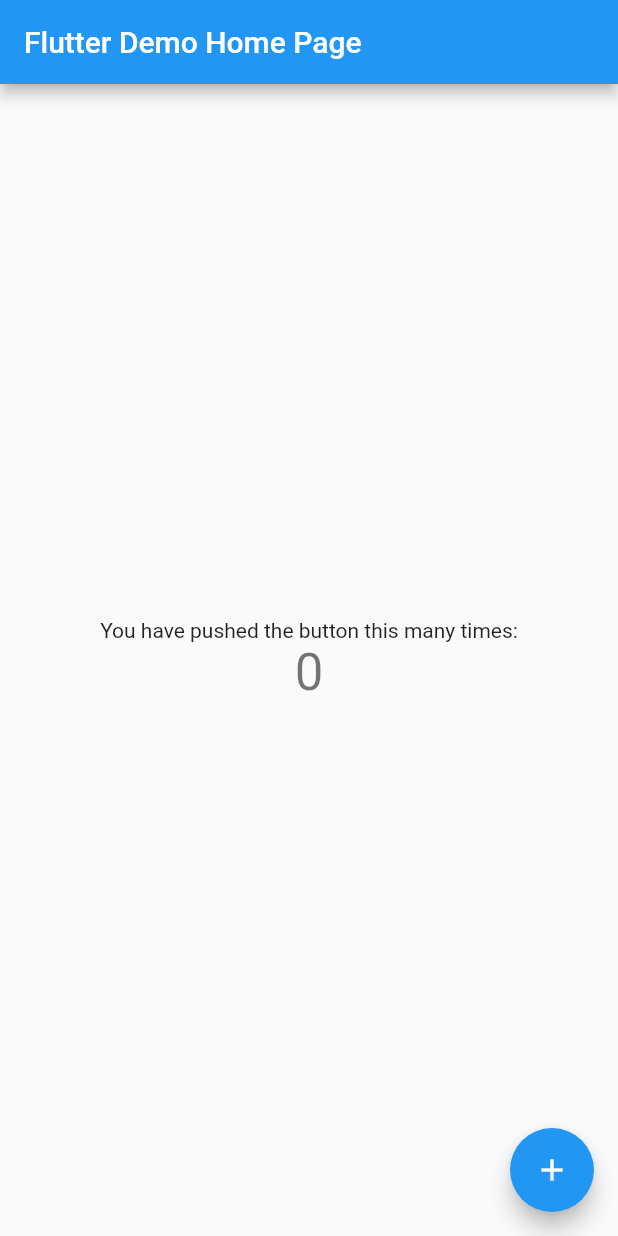
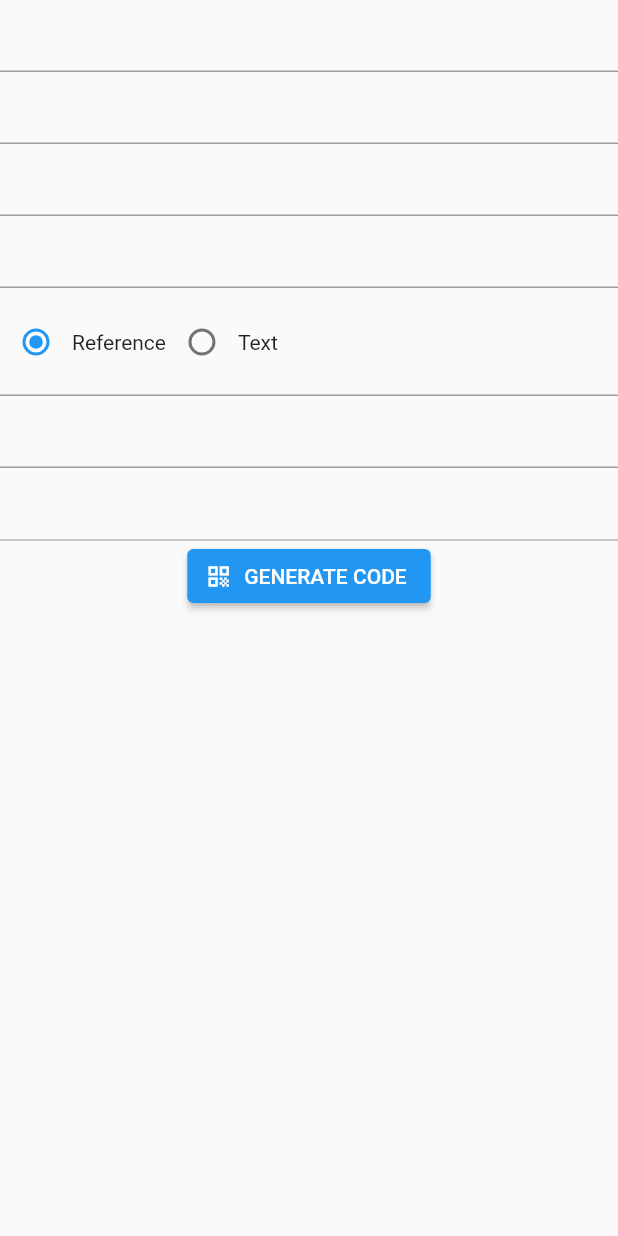
Before and after one commit to madmini/epc-qr, a Flutter app: the screen it shows after launch, on a phone screen of 412 x 824 dp. Run offline on Flutter 3.47's test engine with Material 2 defaults, Android fonts, the phone set to English and light mode, and no system bars; drawn by our look-alikes of flutter_form_builder; our stand-ins replace form_builder_validators, qr_flutter; statements that could not run were skipped.

Commit message:
feat: proof of concept

```diff
--- /dev/null
+++ b/lib/form.dart
@@ -0,0 +1,144 @@
+import 'package:epc_qr/qr_data.dart';
+import 'package:flutter/material.dart';
+import 'package:flutter/services.dart';
+import 'package:flutter_form_builder/flutter_form_builder.dart';
+import 'package:form_builder_validators/form_builder_validators.dart';
+import 'package:qr_flutter/qr_flutter.dart';
+
+final _formKey = GlobalKey<FormBuilderState>();
+final _refKey = GlobalKey();
+final _refTextKey = GlobalKey();
+
+class EpcQrFormPage extends StatefulWidget {
+  const EpcQrFormPage({Key? key}) : super(key: key);
+
+  @override
+  State<EpcQrFormPage> createState() => _EpcQrFormPageState();
+}
+
+class _EpcQrFormPageState extends State<EpcQrFormPage> {
+  EpcQrData? data;
+  bool useRef = true;
+
+  @override
+  Widget build(BuildContext context) {
+    return Scaffold(
+      body: Column(
+        children: [
+          FormBuilder(
+            key: _formKey,
+            child: Column(
+              mainAxisSize: MainAxisSize.min,
+              children: [
+                FormBuilderTextField(
+                  name: 'name',
+                  decoration: const InputDecoration(),
+                  validator: FormBuilderValidators.required(),
+                  inputFormatters: [LengthLimitingTextInputFormatter(70)],
+                  autofillHints: const [
+                    AutofillHints.creditCardName,
+                    AutofillHints.name,
+                  ],
+                ),
+                FormBuilderTextField(
+                  name: 'iban',
+                  decoration: const InputDecoration(),
+                  inputFormatters: [LengthLimitingTextInputFormatter(34)],
+                  validator: FormBuilderValidators.compose([
+                    FormBuilderValidators.required(),
+                    // FormBuilderValidators.creditCard(),
+                  ]),
+                  autofillHints: const [AutofillHints.creditCardNumber],
+                ),
+                FormBuilderTextField(
+                  name: 'bic',
+                  decoration: const InputDecoration(),
+                  inputFormatters: [LengthLimitingTextInputFormatter(11)],
+                ),
+                FormBuilderTextField(
+                  name: 'amount',
+                  decoration: const InputDecoration(),
+                  keyboardType: TextInputType.number,
+                  inputFormatters: [
+                    LengthLimitingTextInputFormatter(12),
+                    FilteringTextInputFormatter.allow(r'[\d.,]'),
+                    TextInputFormatter.withFunction(
+                      (oldValue, newValue) {
+                        if (RegExp(r'^\d*(?:[.,]\d{,2})?$')
+                                .matchAsPrefix(newValue.text) !=
+                            null) {
+                          return newValue;
+                        } else {
+                          return oldValue;
+                        }
+                      },
+                    )
+                  ],
+                  validator: FormBuilderValidators.compose([
+                    FormBuilderValidators.min(0.01),
+                    FormBuilderValidators.max(999999999.99),
+                  ]),
+                ),
+                FormBuilderRadioGroup<bool>(
+                  name: 'use-ref',
+                  options: const [
+                    FormBuilderChipOption(
+                      value: true,
+                      child: Text('Reference'),
+                    ),
+                    FormBuilderChipOption(
+                      value: false,
+                      child: Text('Text'),
+                    ),
+                  ],
+                  initialValue: useRef,
+                  onChanged: (value) {
+                    setState(() {
+                      useRef = value!;
+                    });
+                  },
+                ),
+                FormBuilderTextField(
+                  key: _refKey,
+                  name: 'reference',
+                  decoration: const InputDecoration(),
+                  validator: FormBuilderValidators.maxLength(140),
+                  enabled: useRef,
+                ),
+                FormBuilderTextField(
+                  key: _refTextKey,
+                  name: 'referenceText',
+                  decoration: const InputDecoration(),
+                  validator: FormBuilderValidators.maxLength(140),
+                  enabled: !useRef,
+                ),
+                ElevatedButton.icon(
+                  icon: Icon(Icons.qr_code, size: 18),
+                  label: Text("GENERATE CODE"),
+                  onPressed: () {
+                    if (!_formKey.currentState!.saveAndValidate()) return;
+
+                    var values = _formKey.currentState!.value;
+                    var newData = EpcQrData.fromMap(values);
+                    setState(() {
+                      data = newData;
+                    });
+                  },
+                )
+              ],
+            ),
+          ),
+          if (data != null)
+            Container(
+              constraints: BoxConstraints(maxHeight: 320, maxWidth: 320),
+              child: QrImage(
+                data: data!.toQrDataString(),
+                errorCorrectionLevel: QrErrorCorrectLevel.M,
+                // size: 200,
+              ),
+            ),
+        ],
+      ),
+    );
+  }
+}
--- a/lib/main.dart
+++ b/lib/main.dart
@@ -1,6 +1,13 @@
+import 'dart:ui';
+
+import 'package:epc_qr/form.dart';
 import 'package:flutter/material.dart';
+import 'package:form_builder_validators/form_builder_validators.dart';
+import 'package:qr_flutter/qr_flutter.dart';
 
-void main() {
+void main() async {
+  await FormBuilderLocalizations.load(PlatformDispatcher.instance.locale);
+
   runApp(const MyApp());
 }
 
@@ -9,56 +16,9 @@
 
   @override
   Widget build(BuildContext context) {
-    return MaterialApp(
+    return const MaterialApp(
       title: 'Flutter Demo',
-      home: const MyHomePage(title: 'Flutter Demo Home Page'),
+      home: EpcQrFormPage(),
     );
   }
 }
-
-class MyHomePage extends StatefulWidget {
-  const MyHomePage({Key? key, required this.title}) : super(key: key);
-
-  final String title;
-
-  @override
-  State<MyHomePage> createState() => _MyHomePageState();
-}
-
-class _MyHomePageState extends State<MyHomePage> {
-  int _counter = 0;
-
-  void _incrementCounter() {
-    setState(() {
-      _counter++;
-    });
-  }
-
-  @override
-  Widget build(BuildContext context) {
-    return Scaffold(
-      appBar: AppBar(
-        title: Text(widget.title),
-      ),
-      body: Center(
-        child: Column(
-          mainAxisAlignment: MainAxisAlignment.center,
-          children: <Widget>[
-            const Text(
-              'You have pushed the button this many times:',
-            ),
-            Text(
-              '$_counter',
-              style: Theme.of(context).textTheme.headline4,
-            ),
-          ],
-        ),
-      ),
-      floatingActionButton: FloatingActionButton(
-        onPressed: _incrementCounter,
-        tooltip: 'Increment',
-        child: const Icon(Icons.add),
-      ),
-    );
-  }
-}
--- /dev/null
+++ b/lib/qr_data.dart
@@ -0,0 +1,104 @@
+/// Data class for EPC-QR codes for SEPA credit transfers (SCT).
+///
+/// Includes the account information of the beneficiary (the one receiving the money),
+/// as well as optional remittance information/payment reference.
+class EpcQrData {
+  /// The full name of the beneficiary.
+  ///
+  /// Required for all transfers.
+  final String name;
+
+  /// The IBAN of the beneficiary account.
+  ///
+  /// Required for all transfers.
+  final String iban;
+
+  /// The BIC of the beneficiary account bank.
+  ///
+  /// Optional for transfers within the European Economic Area.
+  /// Technically still mandatory for EPC-QR version 001.
+  final String bic;
+
+  final num amount;
+
+  /// The SEPA purpose code.
+  ///
+  /// Optional, 4 letters.
+  final String purpose;
+
+  /// Structured creditor reference.
+  ///
+  /// Optional structured payment reference (remittance information).
+  /// Max. 35 symbols.
+  /// If this is provided, [referenceText] should be empty.
+  final String reference;
+
+  /// Unstructured creditor reference.
+  ///
+  /// Optional unstructured payment reference (remittance information).
+  /// Max. 140 symbols.
+  /// If this is provided, [reference] should be empty.
+  final String referenceText;
+
+  /// Beneficiary to originator information.
+  ///
+  /// Optional message for the
+  final String note;
+
+  /// EPC-QR version.
+  ///
+  /// Version 002 allows omitting the BIC for transfers
+  /// within the European Economic Area.
+  final String version;
+
+  /// Charset to be used.
+  ///
+  /// '1' is UTF-8.
+  final String charset;
+
+  /// The kind of transfer.
+  ///
+  /// Currently only supports SCT (SEPA credit transfer).
+  static const identificationCode = 'SCT';
+
+  EpcQrData({
+    required this.name,
+    required this.iban,
+    this.bic = '',
+    this.amount = 0,
+    this.purpose = '',
+    this.reference = '',
+    this.referenceText = '',
+    this.note = '',
+    this.version = '001',
+    this.charset = '1',
+  }) : assert(reference.isEmpty || referenceText.isEmpty);
+
+  factory EpcQrData.fromMap(Map<String, dynamic> data) {
+    return EpcQrData(
+      name: data['name'],
+      iban: data['iban'],
+      bic: data['bic'] ?? '',
+      amount: data['amount'] ?? 0,
+      purpose: data['purpose'] ?? '',
+      reference: data['reference'] ?? '',
+      referenceText: data['referenceText'] ?? '',
+      note: data['note'] ?? '',
+    );
+  }
+
+  String toQrDataString() => """BCD
+$version
+$charset
+$identificationCode
+$bic
+$name
+$iban
+EUR${amount.toStringAsFixed(2)}
+$purpose
+$reference
+${reference.isEmpty ? referenceText : ''}
+$note
+"""
+      .trimRight();
+}
--- a/pubspec.yaml
+++ b/pubspec.yaml
@@ -3,7 +3,7 @@
 
 publish_to: 'none' # Remove this line if you wish to publish to pub.dev
 
-version: 0.0.0
+version: 0.1.0
 
 environment:
   sdk: ">=2.17.1 <3.0.0"
```
